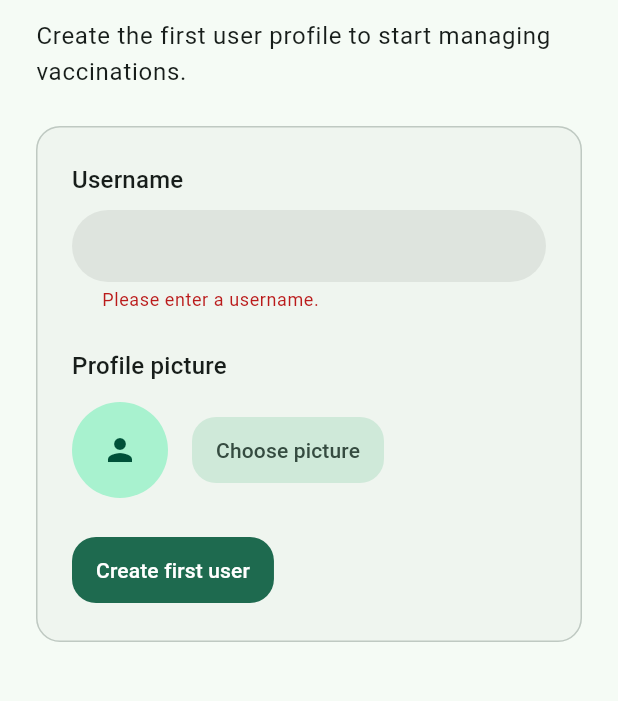
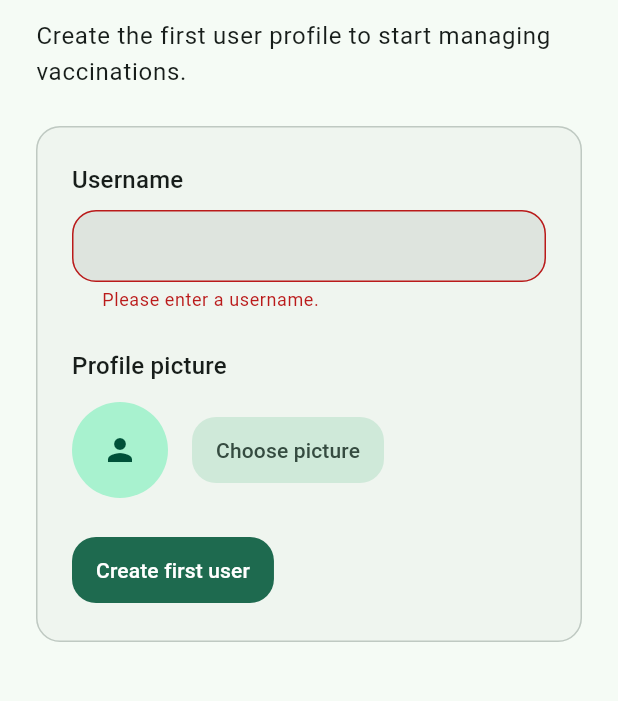
Before and after one commit to Phil5888/vaccination_manager, a Flutter app: the screen it shows after launch, after a tap on "Create first user", on a phone screen of 412 x 824 dp, the part 351-1052 px from its top. Run offline on Flutter 3.47's test engine with Material 3 defaults, Android fonts, the phone set to English and light mode, and no system bars; our stand-ins replace flutter_local_notifications, flutter_riverpod, shared_preferences, sqflite, timezone; missing offline and left inert: device_calendar, file_selector; accounts and stored records are empty.

Commit message:
updated/unified UI style

```diff
--- a/vaccination_manager/src/lib/core/constants/app_theme.dart
+++ b/vaccination_manager/src/lib/core/constants/app_theme.dart
@@ -54,11 +54,29 @@ class AppTheme {
         filled: true,
         fillColor: colorScheme.surfaceContainerHighest,
         contentPadding: const EdgeInsets.symmetric(horizontal: AppSpacing.lg, vertical: AppSpacing.md),
-        border: OutlineInputBorder(borderRadius: BorderRadius.circular(AppRadii.pill), borderSide: BorderSide.none),
-        enabledBorder: OutlineInputBorder(borderRadius: BorderRadius.circular(AppRadii.pill), borderSide: BorderSide.none),
+        border: OutlineInputBorder(
+          borderRadius: BorderRadius.circular(AppRadii.lg),
+          borderSide: BorderSide(color: colorScheme.outlineVariant),
+        ),
+        enabledBorder: OutlineInputBorder(
+          borderRadius: BorderRadius.circular(AppRadii.lg),
+          borderSide: BorderSide(color: colorScheme.outlineVariant),
+        ),
+        disabledBorder: OutlineInputBorder(
+          borderRadius: BorderRadius.circular(AppRadii.lg),
+          borderSide: BorderSide(color: colorScheme.outlineVariant),
+        ),
         focusedBorder: OutlineInputBorder(
-          borderRadius: BorderRadius.circular(AppRadii.pill),
-          borderSide: BorderSide(color: colorScheme.primary),
+          borderRadius: BorderRadius.circular(AppRadii.lg),
+          borderSide: BorderSide(color: colorScheme.primary, width: 1.6),
+        ),
+        errorBorder: OutlineInputBorder(
+          borderRadius: BorderRadius.circular(AppRadii.lg),
+          borderSide: BorderSide(color: colorScheme.error),
+        ),
+        focusedErrorBorder: OutlineInputBorder(
+          borderRadius: BorderRadius.circular(AppRadii.lg),
+          borderSide: BorderSide(color: colorScheme.error, width: 1.6),
         ),
       ),
       listTileTheme: base.listTileTheme.copyWith(shape: RoundedRectangleBorder(borderRadius: BorderRadius.circular(AppRadii.md))),
```
Also changed, not shown: vaccination_manager/src/lib/presentation/widgets/vaccination_entry_form.dart (+14 -5 lines).
